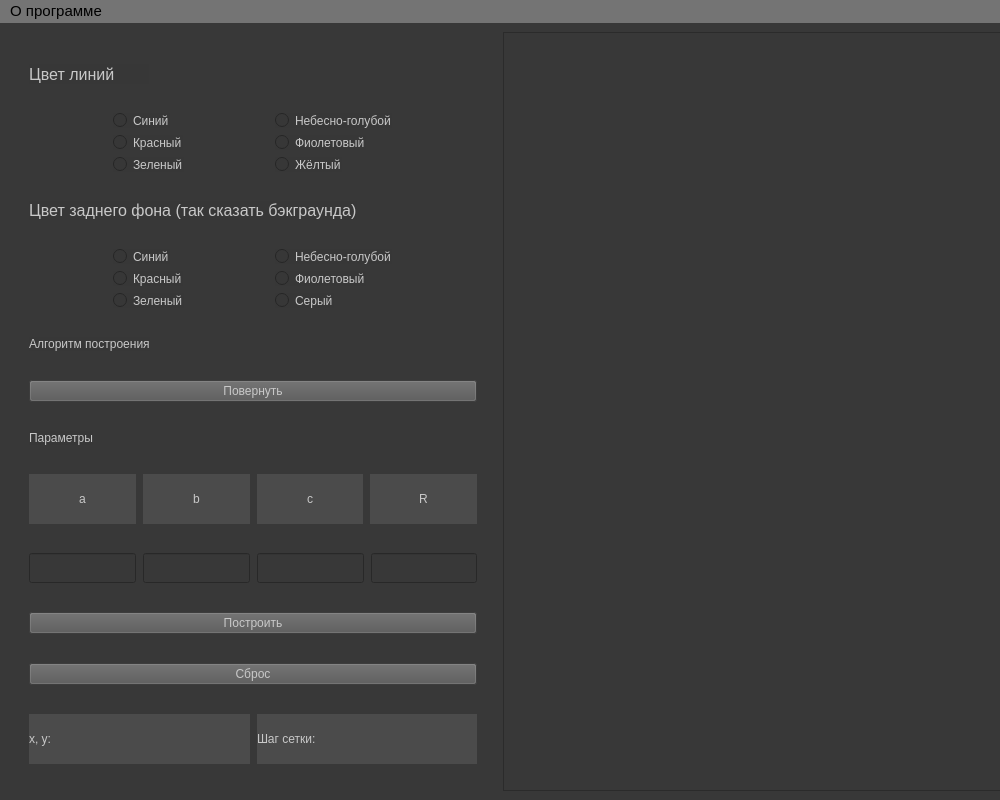
This is lab_03/template.ui in NikolayL2sch/cg_bmstu as Qt 5 draws it before an edit. The edited form follows.
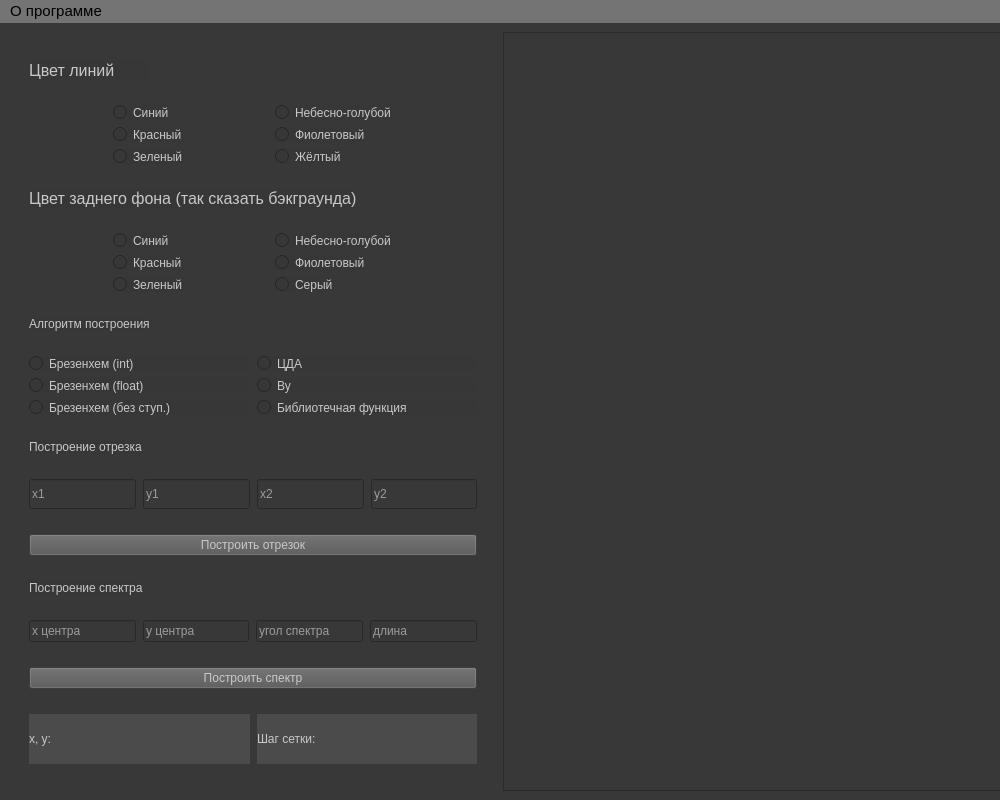
This is the edited form.

Commit message: add enter point funcs, edited ui

```diff
--- a/lab_03/template.ui
+++ b/lab_03/template.ui
@@ -440,31 +440,101 @@
        </widget>
       </item>
       <item>
-       <layout class="QHBoxLayout" name="horizontalLayout_6"/>
-      </item>
-      <item>
-       <widget class="QPushButton" name="rotate_action_button">
-        <property name="sizePolicy">
-         <sizepolicy hsizetype="Fixed" vsizetype="Fixed">
-          <horstretch>0</horstretch>
-          <verstretch>0</verstretch>
-         </sizepolicy>
-        </property>
-        <property name="maximumSize">
-         <size>
-          <width>650</width>
-          <height>16777215</height>
-         </size>
-        </property>
-        <property name="styleSheet">
-         <string notr="true">color: rgb(200, 200, 200);
-font: 10pt &quot;Segoe UI&quot;;
-background-color: rgb(86, 86, 86);</string>
-        </property>
-        <property name="text">
-         <string>Повернуть</string>
-        </property>
-       </widget>
+       <layout class="QHBoxLayout" name="horizontalLayout_6">
+        <item>
+         <layout class="QVBoxLayout" name="verticalLayout_8">
+          <item>
+           <widget class="QRadioButton" name="brezenhem_int_rbutton">
+            <property name="styleSheet">
+             <string notr="true">color: rgb(200, 200, 200);
+border-color: rgb(131, 131, 131);
+gridline-color: rgb(95, 95, 95);
+background-color: rgb(55, 55, 55);
+font: 11pt &quot;Segoe UI&quot;;
+</string>
+            </property>
+            <property name="text">
+             <string>Брезенхем (int)</string>
+            </property>
+           </widget>
+          </item>
+          <item>
+           <widget class="QRadioButton" name="brezenhem_float_rbutton">
+            <property name="styleSheet">
+             <string notr="true">color: rgb(200, 200, 200);
+border-color: rgb(131, 131, 131);
+gridline-color: rgb(95, 95, 95);
+background-color: rgb(55, 55, 55);
+font: 11pt &quot;Segoe UI&quot;;</string>
+            </property>
+            <property name="text">
+             <string>Брезенхем (float)</string>
+            </property>
+           </widget>
+          </item>
+          <item>
+           <widget class="QRadioButton" name="brezenhem_st_rbutton">
+            <property name="styleSheet">
+             <string notr="true">color: rgb(200, 200, 200);
+border-color: rgb(131, 131, 131);
+gridline-color: rgb(95, 95, 95);
+background-color: rgb(55, 55, 55);
+font: 11pt &quot;Segoe UI&quot;;</string>
+            </property>
+            <property name="text">
+             <string>Брезенхем (без ступ.)</string>
+            </property>
+           </widget>
+          </item>
+         </layout>
+        </item>
+        <item>
+         <layout class="QVBoxLayout" name="verticalLayout_7">
+          <item>
+           <widget class="QRadioButton" name="cda_alg_rbutton">
+            <property name="styleSheet">
+             <string notr="true">color: rgb(200, 200, 200);
+border-color: rgb(131, 131, 131);
+gridline-color: rgb(95, 95, 95);
+background-color: rgb(55, 55, 55);
+font: 11pt &quot;Segoe UI&quot;;</string>
+            </property>
+            <property name="text">
+             <string>ЦДА</string>
+            </property>
+           </widget>
+          </item>
+          <item>
+           <widget class="QRadioButton" name="vu_alg_rbutton">
+            <property name="styleSheet">
+             <string notr="true">color: rgb(200, 200, 200);
+border-color: rgb(131, 131, 131);
+gridline-color: rgb(95, 95, 95);
+background-color: rgb(55, 55, 55);
+font: 11pt &quot;Segoe UI&quot;;</string>
+            </property>
+            <property name="text">
+             <string>Ву</string>
+            </property>
+           </widget>
+          </item>
+          <item>
+           <widget class="QRadioButton" name="bibl_alg_rbutton">
+            <property name="styleSheet">
+             <string notr="true">color: rgb(200, 200, 200);
+border-color: rgb(131, 131, 131);
+gridline-color: rgb(95, 95, 95);
+background-color: rgb(55, 55, 55);
+font: 11pt &quot;Segoe UI&quot;;</string>
+            </property>
+            <property name="text">
+             <string>Библиотечная функция</string>
+            </property>
+           </widget>
+          </item>
+         </layout>
+        </item>
+       </layout>
       </item>
       <item>
        <widget class="QLabel" name="params_label">
@@ -482,130 +552,10 @@
 font: 10pt &quot;Segoe UI&quot;;</string>
         </property>
         <property name="text">
-         <string>Параметры</string>
+         <string>Построение отрезка</string>
         </property>
        </widget>
       </item>
-      <item>
-       <layout class="QHBoxLayout" name="horizontalLayout_10">
-        <item>
-         <widget class="QLabel" name="a_coeff_label">
-          <property name="sizePolicy">
-           <sizepolicy hsizetype="Fixed" vsizetype="Fixed">
-            <horstretch>0</horstretch>
-            <verstretch>0</verstretch>
-           </sizepolicy>
-          </property>
-          <property name="maximumSize">
-           <size>
-            <width>130</width>
-            <height>50</height>
-           </size>
-          </property>
-          <property name="styleSheet">
-           <string notr="true">color: rgb(200, 200, 200);
-font: 10pt &quot;Segoe UI&quot;;
-border-color: rgb(131, 131, 131);
-gridline-color: rgb(95, 95, 95);
-background-color: rgb(75, 75, 75);</string>
-          </property>
-          <property name="text">
-           <string>a</string>
-          </property>
-          <property name="alignment">
-           <set>Qt::AlignCenter</set>
-          </property>
-         </widget>
-        </item>
-        <item>
-         <widget class="QLabel" name="b_coeff_label">
-          <property name="sizePolicy">
-           <sizepolicy hsizetype="Fixed" vsizetype="Fixed">
-            <horstretch>0</horstretch>
-            <verstretch>0</verstretch>
-           </sizepolicy>
-          </property>
-          <property name="maximumSize">
-           <size>
-            <width>130</width>
-            <height>50</height>
-           </size>
-          </property>
-          <property name="styleSheet">
-           <string notr="true">color: rgb(200, 200, 200);
-font: 10pt &quot;Segoe UI&quot;;
-border-color: rgb(131, 131, 131);
-gridline-color: rgb(95, 95, 95);
-background-color: rgb(75, 75, 75);</string>
-          </property>
-          <property name="text">
-           <string>b</string>
-          </property>
-          <property name="alignment">
-           <set>Qt::AlignCenter</set>
-          </property>
-         </widget>
-        </item>
-        <item>
-         <widget class="QLabel" name="c_coeff_label">
-          <property name="sizePolicy">
-           <sizepolicy hsizetype="Fixed" vsizetype="Fixed">
-            <horstretch>0</horstretch>
-            <verstretch>0</verstretch>
-           </sizepolicy>
-          </property>
-          <property name="maximumSize">
-           <size>
-            <width>130</width>
-            <height>50</height>
-           </size>
-          </property>
-          <property name="styleSheet">
-           <string notr="true">color: rgb(200, 200, 200);
-font: 10pt &quot;Segoe UI&quot;;
-border-color: rgb(131, 131, 131);
-gridline-color: rgb(95, 95, 95);
-background-color: rgb(75, 75, 75);</string>
-          </property>
-          <property name="text">
-           <string>c</string>
-          </property>
-          <property name="alignment">
-           <set>Qt::AlignCenter</set>
-          </property>
-         </widget>
-        </item>
-        <item>
-         <widget class="QLabel" name="r_coeff_label">
-          <property name="sizePolicy">
-           <sizepolicy hsizetype="Fixed" vsizetype="Fixed">
-            <horstretch>0</horstretch>
-            <verstretch>0</verstretch>
-           </sizepolicy>
-          </property>
-          <property name="maximumSize">
-           <size>
-            <width>130</width>
-            <height>50</height>
-           </size>
-          </property>
-          <property name="styleSheet">
-           <string notr="true">color: rgb(200, 200, 200);
-font: 10pt &quot;Segoe UI&quot;;
-border-color: rgb(131, 131, 131);
-gridline-color: rgb(95, 95, 95);
-background-color: rgb(75, 75, 75);</string>
-          </property>
-          <property name="text">
-           <string>R</string>
-          </property>
-          <property name="alignment">
-           <set>Qt::AlignCenter</set>
-          </property>
-         </widget>
-        </item>
-       </layout>
-      </item>
       <item>
        <layout class="QHBoxLayout" name="horizontalLayout_11">
         <item>
@@ -627,6 +577,9 @@
 color: rgb(255, 255, 255);
 font: 10pt &quot;Segoe UI&quot;;</string>
           </property>
+          <property name="placeholderText">
+           <string>x1</string>
+          </property>
          </widget>
         </item>
         <item>
@@ -648,6 +601,9 @@
 color: rgb(255, 255, 255);
 font: 10pt &quot;Segoe UI&quot;;</string>
           </property>
+          <property name="placeholderText">
+           <string>y1</string>
+          </property>
          </widget>
         </item>
         <item>
@@ -669,6 +625,9 @@
 color: rgb(255, 255, 255);
 font: 10pt &quot;Segoe UI&quot;;</string>
           </property>
+          <property name="placeholderText">
+           <string>x2</string>
+          </property>
          </widget>
         </item>
         <item>
@@ -690,6 +649,9 @@
 color: rgb(255, 255, 255);
 font: 10pt &quot;Segoe UI&quot;;</string>
           </property>
+          <property name="placeholderText">
+           <string>y2</string>
+          </property>
          </widget>
         </item>
        </layout>
@@ -714,31 +676,92 @@
 background-color: rgb(86, 86, 86);</string>
         </property>
         <property name="text">
-         <string>Построить</string>
+         <string>Построить отрезок</string>
         </property>
        </widget>
       </item>
       <item>
-       <widget class="QPushButton" name="reset_action_button">
+       <widget class="QLabel" name="draw_spektr_label">
         <property name="sizePolicy">
          <sizepolicy hsizetype="Fixed" vsizetype="Fixed">
           <horstretch>0</horstretch>
           <verstretch>0</verstretch>
          </sizepolicy>
         </property>
-        <property name="maximumSize">
-         <size>
-          <width>650</width>
-          <height>16777215</height>
-         </size>
+        <property name="styleSheet">
+         <string notr="true">color: rgb(200, 200, 200);
+border-color: rgb(131, 131, 131);
+gridline-color: rgb(95, 95, 95);
+background-color: rgb(55, 55, 55);
+font: 10pt &quot;Segoe UI&quot;;
+</string>
         </property>
+        <property name="text">
+         <string>Построение спектра</string>
+        </property>
+       </widget>
+      </item>
+      <item>
+       <layout class="QHBoxLayout" name="horizontalLayout_3">
+        <item>
+         <widget class="QLineEdit" name="set_xc">
+          <property name="styleSheet">
+           <string notr="true">border-color: rgb(255, 255, 255);
+color: rgb(255, 255, 255);
+font: 10pt &quot;Segoe UI&quot;;</string>
+          </property>
+          <property name="placeholderText">
+           <string>x центра</string>
+          </property>
+         </widget>
+        </item>
+        <item>
+         <widget class="QLineEdit" name="set_yc">
+          <property name="styleSheet">
+           <string notr="true">border-color: rgb(255, 255, 255);
+color: rgb(255, 255, 255);
+font: 10pt &quot;Segoe UI&quot;;</string>
+          </property>
+          <property name="placeholderText">
+           <string>y центра</string>
+          </property>
+         </widget>
+        </item>
+        <item>
+         <widget class="QLineEdit" name="set_angle">
+          <property name="styleSheet">
+           <string notr="true">border-color: rgb(255, 255, 255);
+color: rgb(255, 255, 255);
+font: 10pt &quot;Segoe UI&quot;;</string>
+          </property>
+          <property name="placeholderText">
+           <string>угол спектра</string>
+          </property>
+         </widget>
+        </item>
+        <item>
+         <widget class="QLineEdit" name="set_length">
+          <property name="styleSheet">
+           <string notr="true">border-color: rgb(255, 255, 255);
+color: rgb(255, 255, 255);
+font: 10pt &quot;Segoe UI&quot;;</string>
+          </property>
+          <property name="placeholderText">
+           <string>длина</string>
+          </property>
+         </widget>
+        </item>
+       </layout>
+      </item>
+      <item>
+       <widget class="QPushButton" name="draw_spektr_button">
         <property name="styleSheet">
          <string notr="true">color: rgb(200, 200, 200);
 font: 10pt &quot;Segoe UI&quot;;
 background-color: rgb(86, 86, 86);</string>
         </property>
         <property name="text">
-         <string>Сброс</string>
+         <string>Построить спектр</string>
         </property>
        </widget>
       </item>
```
Left out of the diff: 10 changed lines with no effect on the pictures. The commit also changes 3 other files.
